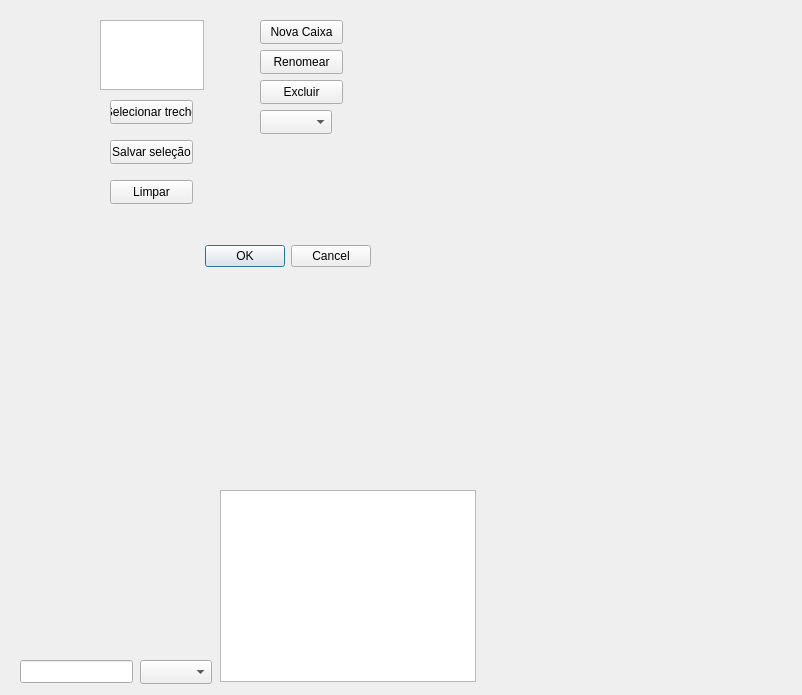
This is src/untitled.ui in julianosantos-arandas/ChatBox_Organizer as Qt 5 draws it before an edit. The edited form follows.
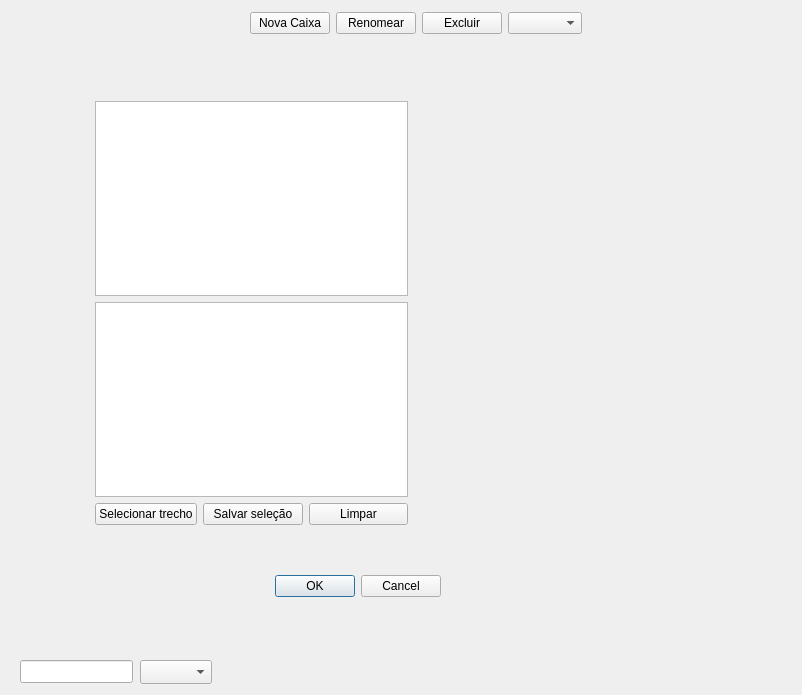
This is the edited form.

Commit message: Nomei os botoẽs

```diff
--- a/src/untitled.ui
+++ b/src/untitled.ui
@@ -16,8 +16,8 @@
   <widget class="QDialogButtonBox" name="buttonBox">
    <property name="geometry">
     <rect>
-     <x>30</x>
-     <y>240</y>
+     <x>100</x>
+     <y>570</y>
      <width>341</width>
      <height>32</height>
     </rect>
@@ -29,104 +29,6 @@
     <set>QDialogButtonBox::StandardButton::Cancel|QDialogButtonBox::StandardButton::Ok</set>
    </property>
   </widget>
-  <widget class="QComboBox" name="comboBox">
-   <property name="geometry">
-    <rect>
-     <x>260</x>
-     <y>110</y>
-     <width>72</width>
-     <height>24</height>
-    </rect>
-   </property>
-  </widget>
-  <widget class="QPushButton" name="pushButton">
-   <property name="geometry">
-    <rect>
-     <x>260</x>
-     <y>80</y>
-     <width>83</width>
-     <height>24</height>
-    </rect>
-   </property>
-   <property name="text">
-    <string>Excluir</string>
-   </property>
-  </widget>
-  <widget class="QPushButton" name="pushButton_2">
-   <property name="geometry">
-    <rect>
-     <x>260</x>
-     <y>50</y>
-     <width>83</width>
-     <height>24</height>
-    </rect>
-   </property>
-   <property name="text">
-    <string>Renomear</string>
-   </property>
-  </widget>
-  <widget class="QPushButton" name="pushButton_3">
-   <property name="geometry">
-    <rect>
-     <x>260</x>
-     <y>20</y>
-     <width>83</width>
-     <height>24</height>
-    </rect>
-   </property>
-   <property name="text">
-    <string>Nova Caixa</string>
-   </property>
-  </widget>
-  <widget class="QPlainTextEdit" name="plainTextEdit">
-   <property name="geometry">
-    <rect>
-     <x>100</x>
-     <y>20</y>
-     <width>104</width>
-     <height>70</height>
-    </rect>
-   </property>
-  </widget>
-  <widget class="QPushButton" name="pushButton_4">
-   <property name="geometry">
-    <rect>
-     <x>110</x>
-     <y>100</y>
-     <width>83</width>
-     <height>24</height>
-    </rect>
-   </property>
-   <property name="text">
-    <string>Selecionar trecho</string>
-   </property>
-  </widget>
-  <widget class="QPushButton" name="pushButton_5">
-   <property name="geometry">
-    <rect>
-     <x>110</x>
-     <y>140</y>
-     <width>83</width>
-     <height>24</height>
-    </rect>
-   </property>
-   <property name="text">
-    <string>Salvar seleção</string>
-   </property>
-  </widget>
-  <widget class="QPushButton" name="pushButton_6">
-   <property name="geometry">
-    <rect>
-     <x>110</x>
-     <y>180</y>
-     <width>83</width>
-     <height>24</height>
-    </rect>
-   </property>
-   <property name="text">
-    <string>Limpar</string>
-   </property>
-  </widget>
   <widget class="QLineEdit" name="lineEdit">
    <property name="geometry">
     <rect>
@@ -147,15 +49,91 @@
     </rect>
    </property>
   </widget>
-  <widget class="QTableWidget" name="tableWidget">
+  <widget class="QWidget" name="">
    <property name="geometry">
     <rect>
-     <x>220</x>
-     <y>490</y>
-     <width>256</width>
-     <height>192</height>
+     <x>250</x>
+     <y>10</y>
+     <width>332</width>
+     <height>26</height>
     </rect>
    </property>
+   <layout class="QHBoxLayout" name="horizontalLayout">
+    <item>
+     <widget class="QPushButton" name="btnNovaCaixa">
+      <property name="text">
+       <string>Nova Caixa</string>
+      </property>
+     </widget>
+    </item>
+    <item>
+     <widget class="QPushButton" name="btnRenomearCaixa">
+      <property name="text">
+       <string>Renomear</string>
+      </property>
+     </widget>
+    </item>
+    <item>
+     <widget class="QPushButton" name="btnExcluirCaixa">
+      <property name="text">
+       <string>Excluir</string>
+      </property>
+     </widget>
+    </item>
+    <item>
+     <widget class="QComboBox" name="comboCaixas">
+      <property name="sizePolicy">
+       <sizepolicy hsizetype="Expanding" vsizetype="Fixed">
+        <horstretch>0</horstretch>
+        <verstretch>0</verstretch>
+       </sizepolicy>
+      </property>
+     </widget>
+    </item>
+   </layout>
+  </widget>
+  <widget class="QWidget" name="">
+   <property name="geometry">
+    <rect>
+     <x>95</x>
+     <y>101</y>
+     <width>313</width>
+     <height>424</height>
+    </rect>
+   </property>
+   <layout class="QVBoxLayout" name="verticalLayout">
+    <item>
+     <widget class="QTableWidget" name="plainEntrada"/>
+    </item>
+    <item>
+     <widget class="QPlainTextEdit" name="plainTextEdit"/>
+    </item>
+    <item>
+     <layout class="QHBoxLayout" name="horizontalLayout_2">
+      <item>
+       <widget class="QPushButton" name="btnSelecionarTrecho">
+        <property name="text">
+         <string>Selecionar trecho</string>
+        </property>
+       </widget>
+      </item>
+      <item>
+       <widget class="QPushButton" name="btnSalvarSelecao">
+        <property name="text">
+         <string>Salvar seleção</string>
+        </property>
+       </widget>
+      </item>
+      <item>
+       <widget class="QPushButton" name="btnLimpar">
+        <property name="text">
+         <string>Limpar</string>
+        </property>
+       </widget>
+      </item>
+     </layout>
+    </item>
+   </layout>
   </widget>
  </widget>
  <resources/>
```
